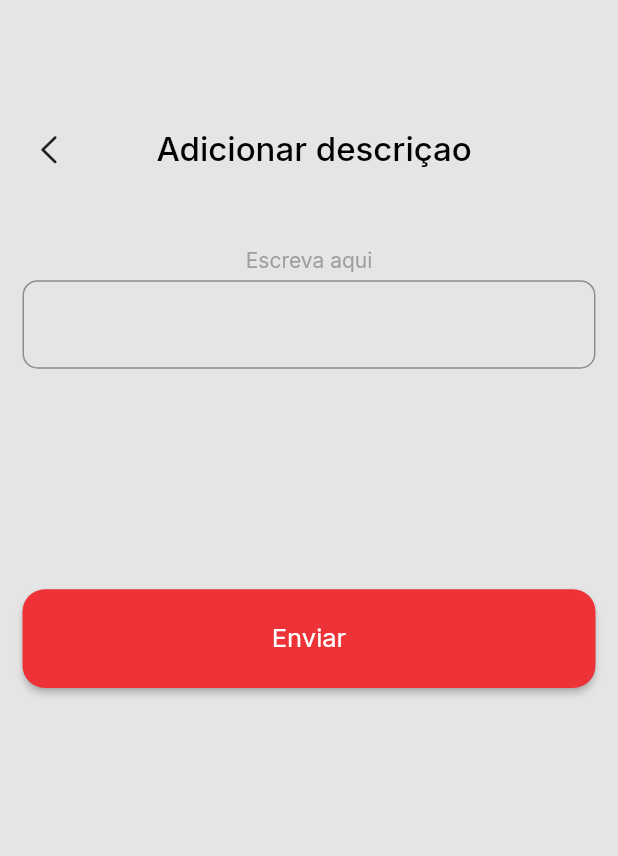
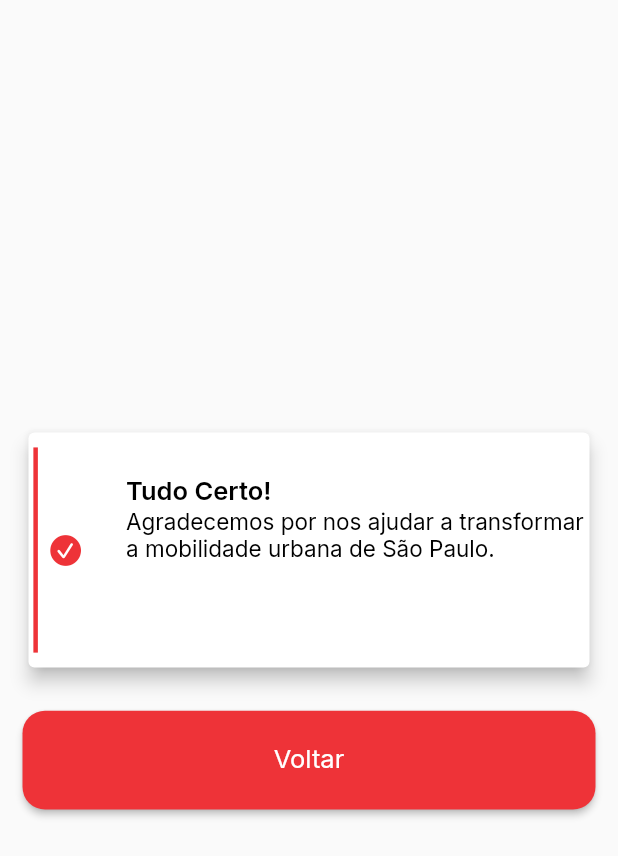
Before and after one commit to isaelEPJ/estacao_inteligente, a Flutter app: the DescricaoReport screen opened directly, after a tap on "Enviar", on a phone screen of 412 x 824 dp. Shown: the top 856 px of the screen. Run offline on Flutter 3.47's test engine with Material 2 defaults, Android fonts, the phone set to English and light mode, and no system bars; our stand-ins replace flutter_map, google_fonts, google_sign_in, latlong2, shared_preferences; accounts and stored records are empty.

Commit message:
add apresentaçao

```diff
--- /dev/null
+++ b/lib/module/report/subpages/widgets/conclude_page.dart
@@ -0,0 +1,102 @@
+import 'package:estacao_inteligente/shared/themes/app_colors.dart';
+import 'package:estacao_inteligente/shared/themes/app_text_styles.dart';
+import 'package:flutter/cupertino.dart';
+import 'package:flutter/material.dart';
+
+class SucessPage extends StatelessWidget {
+  const SucessPage({Key? key}) : super(key: key);
+
+  @override
+  Widget build(BuildContext context) {
+    final _size = MediaQuery.of(context).size;
+
+    return Scaffold(
+      body: Center(
+        child: Column(
+          mainAxisAlignment: MainAxisAlignment.center,
+          children: [
+            Container(
+                width: _size.width,
+                height: _size.height * .2,
+                decoration: BoxDecoration(
+                  borderRadius: BorderRadius.circular(10),
+                ),
+                padding: EdgeInsets.symmetric(horizontal: 15),
+                child: Card(
+                  elevation: 5,
+                  child: Row(
+                    mainAxisAlignment: MainAxisAlignment.spaceBetween,
+                    children: [
+                      Container(
+                        width: 40,
+                        padding: EdgeInsets.symmetric(vertical: 10),
+                        child: Row(
+                          mainAxisAlignment: MainAxisAlignment.spaceAround,
+                          children: [
+                            Container(
+                              color: AppColors.primary,
+                              width: 3,
+                              // height: _size,
+                            ),
+                            Icon(
+                              CupertinoIcons.checkmark_circle_fill,
+                              color: AppColors.primary,
+                            ),
+                          ],
+                        ),
+                      ),
+                      Container(
+                        height: _size.height * .12,
+                        child: Column(
+                          children: [
+                            Container(
+                              width: _size.width * .75,
+                              child: Text(
+                                'Tudo Certo!',
+                                textAlign: TextAlign.start,
+                                style: AppTextStyles.titleListTile,
+                              ),
+                            ),
+                            Container(
+                              width: _size.width * .75,
+                              child: Text(
+                                'Agradecemos por nos ajudar a transformar a mobilidade urbana de São Paulo.',
+                                textAlign: TextAlign.start,
+                                style: AppTextStyles.normalTextBlack
+                                    .copyWith(fontSize: 15),
+                              ),
+                            ),
+                          ],
+                        ),
+                      )
+                    ],
+                  ),
+                )),
+            Container(height: _size.height * .03),
+            Container(
+              width: _size.width,
+              height: _size.height * .08,
+              decoration: BoxDecoration(
+                borderRadius: BorderRadius.circular(10),
+              ),
+              padding: EdgeInsets.symmetric(horizontal: 15),
+              child: ElevatedButton(
+                style: ElevatedButton.styleFrom(
+                  shape: RoundedRectangleBorder(
+                      borderRadius: BorderRadius.circular(15)),
+                  primary: AppColors.primary,
+                ),
+                child: Text(
+                  'Voltar',
+                  style:
+                      AppTextStyles.normalTextBackground.copyWith(fontSize: 17),
+                ),
+                onPressed: () {},
+              ),
+            ),
+          ],
+        ),
+      ),
+    );
+  }
+}
--- a/lib/module/report/subpages/widgets/descricao_report.dart
+++ b/lib/module/report/subpages/widgets/descricao_report.dart
@@ -1,3 +1,4 @@
+import 'package:estacao_inteligente/module/report/subpages/widgets/conclude_page.dart';
 import 'package:estacao_inteligente/shared/themes/app_colors.dart';
 import 'package:estacao_inteligente/shared/themes/app_text_styles.dart';
 import 'package:flutter/cupertino.dart';
@@ -62,7 +63,8 @@ class _DescricaoReportState extends State<DescricaoReport> {
       ),
       body: Scaffold(
           backgroundColor: AppColors.whiteSecoundary,
-          body: Column(
+          body: SingleChildScrollView(
+            child: Column(
               children: [
                 Text(
                   'Escreva aqui',
@@ -72,7 +74,7 @@ class _DescricaoReportState extends State<DescricaoReport> {
                 ),
                 Container(height: 5),
                 Container(
-                height: _size.height * .25,
+                  height: _size.height * .2,
                   padding: EdgeInsets.symmetric(horizontal: 15),
                   child: TextFormField(
                     decoration: InputDecoration(
@@ -100,19 +102,106 @@ class _DescricaoReportState extends State<DescricaoReport> {
                       style: AppTextStyles.normalTextBackground
                           .copyWith(fontSize: 17),
                     ),
-                  onPressed: () {},
+                    onPressed: () {
+                      Navigator.of(context).push(MaterialPageRoute(
+                          builder: (context) => SucessPage()));
+                    },
                   ),
                 ),
+                Container(height: _size.height * .05),
                 Container(
                     height: _size.height * .4,
+                    width: _size.width * .9,
                     decoration: BoxDecoration(
                       borderRadius: BorderRadius.circular(10),
-                    color: AppColors.red,
+                      color: AppColors.whitePrimary,
                     ),
                     child: Column(
-                    children: [],
+                      children: [
+                        Container(
+                          padding: EdgeInsets.all(10),
+                          child: Text(
+                            'Adicionar Mídia',
+                            textAlign: TextAlign.start,
+                            style: AppTextStyles.titleListTile,
+                          ),
+                        ),
+                        Row(
+                          mainAxisAlignment: MainAxisAlignment.spaceAround,
+                          children: [
+                            InkWell(
+                              onTap: () {
+                                print('Iniciante');
+                              },
+                              child: Container(
+                                width: _size.width * .4,
+                                height: _size.height * .17,
+                                padding: const EdgeInsets.all(5),
+                                decoration: BoxDecoration(
+                                  color:
+                                      AppColors.whiteSecoundary.withOpacity(.8),
+                                  borderRadius: BorderRadius.circular(6),
+                                ),
+                                child: Column(
+                                  mainAxisAlignment:
+                                      MainAxisAlignment.spaceEvenly,
+                                  children: [
+                                    const Icon(
+                                      // Icons.train_outlined,
+                                      CupertinoIcons.camera,
+                                      color: Color(0xFFEE3338),
+                                      size: 30,
+                                    ),
+                                    Text(
+                                      'Tirar Foto',
+                                      textAlign: TextAlign.center,
+                                      maxLines: 2,
+                                      overflow: TextOverflow.ellipsis,
+                                      style: AppTextStyles.normalTextBlack,
+                                    ),
+                                  ],
+                                ),
+                              ),
+                            ),
+                            InkWell(
+                              onTap: () {
+                                Navigator.of(context).pushNamed('/profile');
+                              },
+                              child: Container(
+                                width: _size.width * .4,
+                                height: _size.height * .17,
+                                padding: const EdgeInsets.all(5),
+                                decoration: BoxDecoration(
+                                  color:
+                                      AppColors.whiteSecoundary.withOpacity(.8),
+                                  borderRadius: BorderRadius.circular(6),
+                                ),
+                                child: Column(
+                                  mainAxisAlignment:
+                                      MainAxisAlignment.spaceEvenly,
+                                  children: [
+                                    const Icon(
+                                      Icons.note_add,
+                                      size: 30,
+                                      color: Color(0xFFEE3338),
+                                    ),
+                                    Text(
+                                      'Selecionar da galeria',
+                                      textAlign: TextAlign.center,
+                                      maxLines: 2,
+                                      overflow: TextOverflow.ellipsis,
+                                      style: AppTextStyles.normalTextBlack,
+                                    ),
+                                  ],
+                                ),
+                              ),
+                            ),
+                          ],
+                        ),
+                      ],
                     )),
               ],
+            ),
           )),
     );
   }
```
Also changed, not shown: 23 other files. Lines whose indentation alone changed are shown as unchanged.
